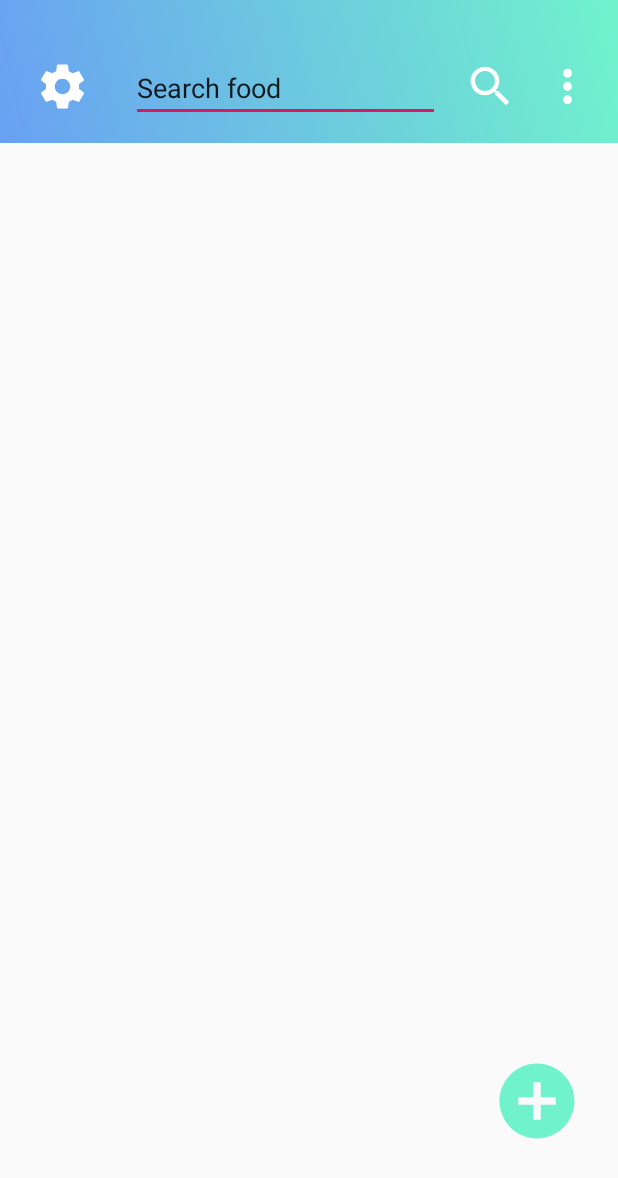
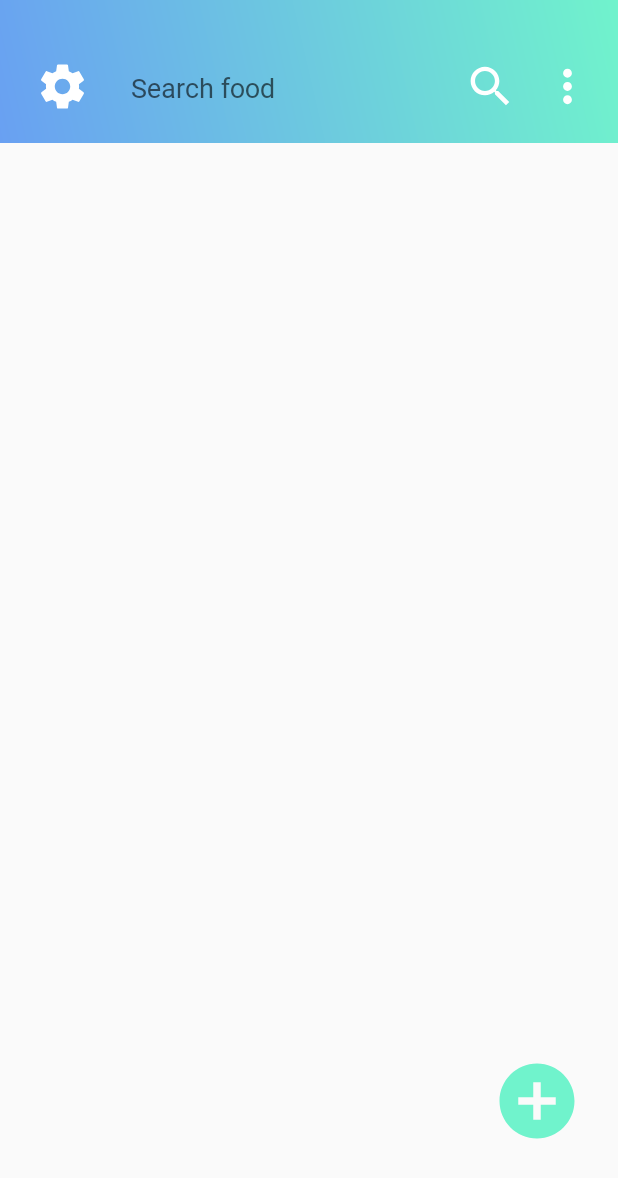
Before and after one commit to YEESH421/SpoilAlert, an Android app: the FridgeActivity screen opened directly, with no data from a screen before it, on a phone screen of 412 x 824 dp. Shown: the top 1178 px of the screen. Run offline under Robolectric (Android 15) with nearby library versions, the phone set to English and light mode, and no system bars.

Commit message:
Last minute clean up.

```diff
--- a/app/src/main/res/layout/activity_fridge.xml
+++ b/app/src/main/res/layout/activity_fridge.xml
@@ -14,6 +14,7 @@
         android:layout_width="match_parent"
         android:layout_height="95dp"
         android:background="@drawable/background_gradient"
+        android:focusableInTouchMode="true"
         app:layout_constraintTop_toTopOf="parent">
 
         <ImageView
@@ -59,12 +60,15 @@
             android:layout_width="206dp"
             android:layout_height="wrap_content"
             android:layout_marginStart="8dp"
-            android:layout_marginTop="36dp"
+            android:layout_marginTop="46dp"
             android:layout_marginEnd="8dp"
             android:layout_marginBottom="8dp"
+            android:background="@android:color/transparent"
             android:ems="10"
+            android:fontFamily="@font/roboto"
+            android:hint="Search food"
             android:inputType="textPersonName"
-            android:text="Search food"
+            android:textColor="@android:color/background_light"
             app:layout_constraintBottom_toBottomOf="parent"
             app:layout_constraintEnd_toEndOf="parent"
             app:layout_constraintHorizontal_bias="0.419"
```
Also changed, not shown: app/src/main/java/com/dfreez3/spoilalert/FoodAdapter.java (+3 -5 lines).
